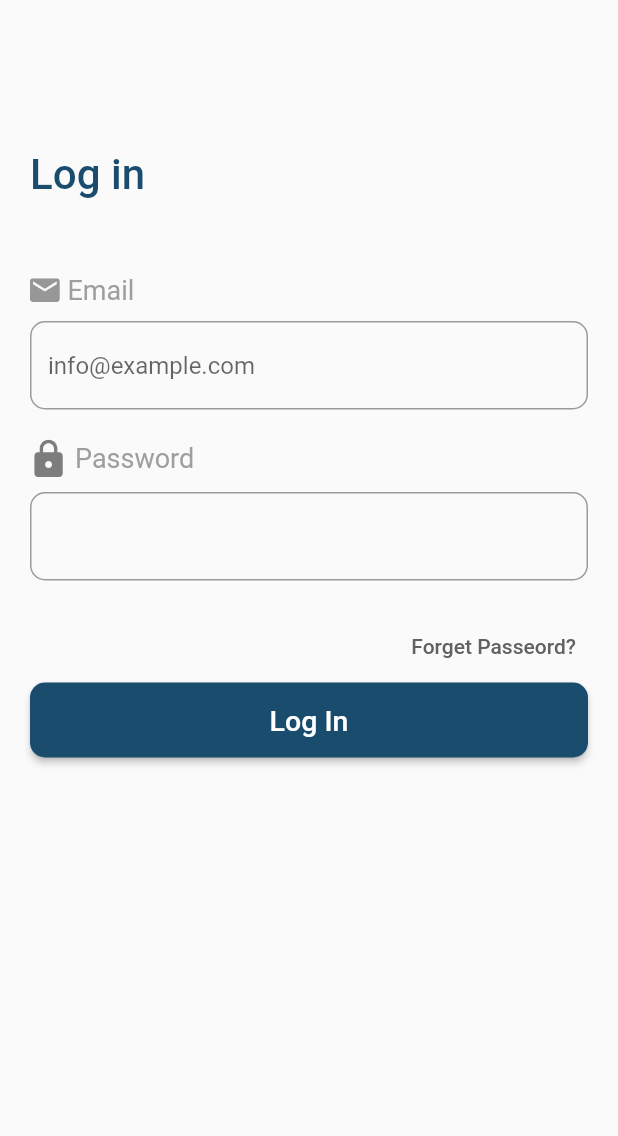
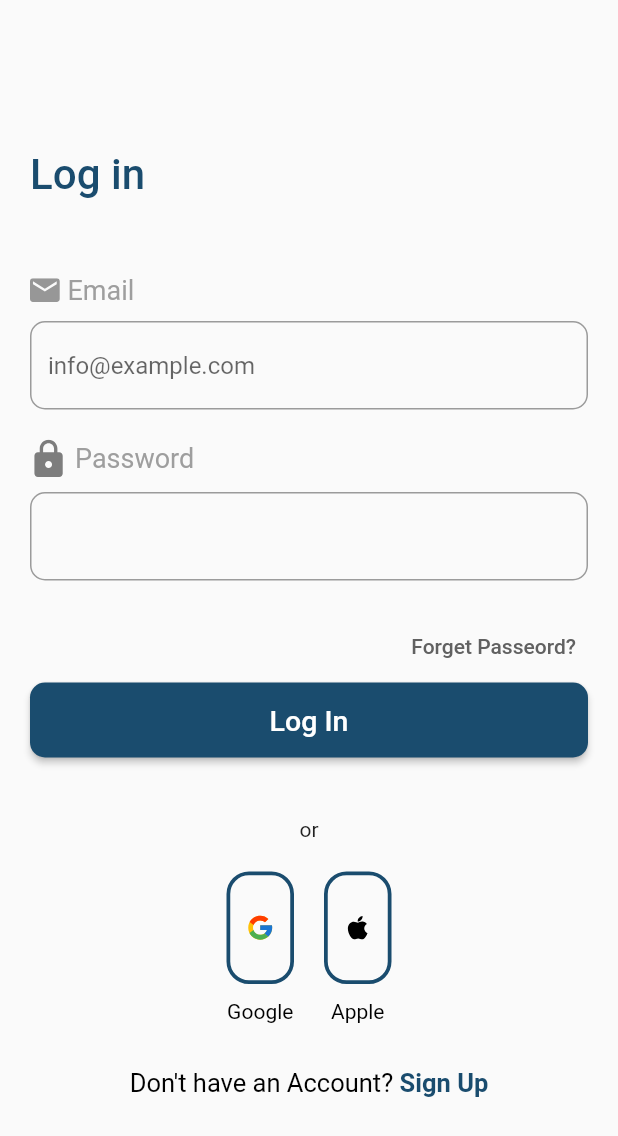
Before and after one commit to Rasheek5/flutter-learning_app, a Flutter app: the screen it shows after launch, on a phone screen of 412 x 824 dp. Shown: the top 1136 px of the screen. Run offline on Flutter 3.47's test engine with Material 2 defaults, Android fonts, the phone set to English and light mode, and no system bars; our stand-ins replace flutter_svg.

Commit message:
login scrren ui finished

```diff
--- /dev/null
+++ b/lib/assets/svgs/apple_icon.dart
@@ -0,0 +1,4 @@
+const appleICON =
+    '''<svg width="31" height="30" viewBox="0 0 31 30" fill="none" xmlns="http://www.w3.org/2000/svg">
+<path d="M22.2387 15.6162C22.2271 13.6376 23.1236 12.1463 24.9339 11.0467C23.9214 9.5961 22.3895 8.79825 20.3703 8.64449C18.4583 8.49362 16.3665 9.75857 15.6006 9.75857C14.7911 9.75857 12.9401 8.69671 11.4837 8.69671C8.47798 8.74313 5.28369 11.0931 5.28369 15.8744C5.28369 17.2873 5.5419 18.7467 6.05833 20.2495C6.74883 22.2282 9.23811 27.0762 11.8347 26.9979C13.1925 26.9659 14.1528 26.0346 15.9197 26.0346C17.6344 26.0346 18.5222 26.9979 20.0366 26.9979C22.6564 26.9601 24.9078 22.5531 25.5635 20.5687C22.0501 18.912 22.2387 15.7178 22.2387 15.6162ZM19.1894 6.76737C20.6604 5.02081 20.5269 3.43092 20.4834 2.85938C19.1836 2.93481 17.6808 3.74426 16.8249 4.73939C15.882 5.80705 15.3279 7.12713 15.4468 8.61547C16.851 8.72282 18.1334 8.00041 19.1894 6.76737Z" fill="black"/>
+</svg>''';
--- /dev/null
+++ b/lib/assets/svgs/google_icon.dart
@@ -0,0 +1,8 @@
+const String GoogleIcon =
+    '''<svg width="31" height="30" viewBox="0 0 31 30" fill="none" xmlns="http://www.w3.org/2000/svg">
+<path d="M27.605 12.5012H26.6079V12.4498H15.4671V17.4013H22.4629C21.4423 20.2837 18.6998 22.3528 15.4671 22.3528C11.3654 22.3528 8.03986 19.0273 8.03986 14.9256C8.03986 10.8239 11.3654 7.49836 15.4671 7.49836C17.3604 7.49836 19.0829 8.21261 20.3944 9.3793L23.8957 5.87798C21.6849 3.81755 18.7276 2.54688 15.4671 2.54688C8.63094 2.54688 3.08838 8.08944 3.08838 14.9256C3.08838 21.7617 8.63094 27.3043 15.4671 27.3043C22.3032 27.3043 27.8458 21.7617 27.8458 14.9256C27.8458 14.0956 27.7604 13.2854 27.605 12.5012Z" fill="#FFC107"/>
+<path d="M4.51562 9.16391L8.58265 12.1466C9.68312 9.42201 12.3483 7.49836 15.4671 7.49836C17.3604 7.49836 19.0829 8.21261 20.3944 9.3793L23.8957 5.87798C21.6849 3.81755 18.7276 2.54688 15.4671 2.54688C10.7124 2.54688 6.58906 5.2312 4.51562 9.16391Z" fill="#FF3D00"/>
+<path d="M15.4669 27.2992C18.6643 27.2992 21.5696 26.0756 23.7662 24.0857L19.935 20.8437C18.6504 21.8207 17.0808 22.349 15.4669 22.3477C12.2472 22.3477 9.51338 20.2947 8.48347 17.4297L4.44678 20.5398C6.49545 24.5487 10.6559 27.2992 15.4669 27.2992Z" fill="#4CAF50"/>
+<path d="M27.605 12.5045H26.6079V12.4531H15.467V17.4046H22.4629C21.9747 18.7764 21.0952 19.9752 19.9333 20.8527L19.9351 20.8515L23.7663 24.0934C23.4953 24.3398 27.8457 21.1182 27.8457 14.9289C27.8457 14.0989 27.7603 13.2887 27.605 12.5045Z" fill="#1976D2"/>
+</svg>
+''';
--- a/lib/assets/svgs/svgs.dart
+++ b/lib/assets/svgs/svgs.dart
@@ -1,2 +1,4 @@
 export './message_icon.dart';
 export './password_icon.dart';
+export './google_icon.dart';
+export './apple_icon.dart';
--- a/lib/main.dart
+++ b/lib/main.dart
@@ -11,7 +11,7 @@ class MyApp extends StatelessWidget {
   // This widget is the root of your application.
   @override
   Widget build(BuildContext context) {
-    return MaterialApp(
+    return const MaterialApp(
       title: 'Flutter Demo',
       home: LoginScreen(),
       debugShowCheckedModeBanner: false,
--- a/lib/screens/login/login_screen.dart
+++ b/lib/screens/login/login_screen.dart
@@ -12,12 +12,15 @@ class LoginScreen extends StatefulWidget {
 
 class _LoginScreenState extends State<LoginScreen> {
   Widget _renderLoginText() {
-    return Text(
-      "Log in",
-      style: TextStyle(
-        color: ColorConstants.primaryColor,
-        fontWeight: FontWeight.w500,
-        fontSize: 28,
+    return FractionallySizedBox(
+      widthFactor: 1,
+      child: Text(
+        "Log in",
+        style: TextStyle(
+          color: ColorConstants.primaryColor,
+          fontWeight: FontWeight.w500,
+          fontSize: 28,
+        ),
       ),
     );
   }
@@ -72,8 +75,96 @@ class _LoginScreenState extends State<LoginScreen> {
     );
   }
 
+  Widget _renderOtherLoginOptionsCard(
+    String label,
+    String icon,
+  ) {
+    return InkWell(
+      onTap: () {},
+      child: Column(
+        children: [
+          Container(
+            padding: const EdgeInsets.all(10),
+            margin: const EdgeInsets.symmetric(horizontal: 10),
+            decoration: BoxDecoration(
+              border: Border.all(
+                color: ColorConstants.darkCerulean,
+                width: 2.5,
+                style: BorderStyle.solid,
+              ),
+              borderRadius: BorderRadius.circular(15),
+            ),
+            child: RenderSvgIcon(
+              source: icon,
+              height: 50,
+            ),
+          ),
+          const SizedBox(
+            height: 10,
+          ),
+          Text(
+            label,
+            style: const TextStyle(color: Colors.black),
+          )
+        ],
+      ),
+    );
+  }
+
   Widget _renderSubmitButton() {
     return SubmitButton(label: "Log In");
+  }
+
+  Widget _renderORText() {
+    return const Text(
+      "or",
+    );
+  }
+
+  Widget _renderSignUpBtn() {
+    return InkWell(
+      child: Row(
+        mainAxisAlignment: MainAxisAlignment.center,
+        children: [
+          const Text(
+            "Don't have an Account? ",
+            style: TextStyle(
+              fontWeight: FontWeight.w400,
+              color: Colors.black,
+              fontSize: 17,
+            ),
+          ),
+          Text(
+            "Sign Up",
+            style: TextStyle(
+              fontSize: 17,
+              fontWeight: FontWeight.w700,
+              color: ColorConstants.darkCerulean,
+            ),
+          )
+        ],
+      ),
+    );
+  }
+
+  Widget _rendreFooterContent() {
+    return Column(
+      children: [
+        _renderORText(),
+        const SizedBox(height: 20),
+        Row(
+          mainAxisAlignment: MainAxisAlignment.center,
+          children: [
+            _renderOtherLoginOptionsCard("Google", GoogleIcon),
+            _renderOtherLoginOptionsCard("Apple", appleICON),
+          ],
+        ),
+        const SizedBox(height: 30),
+        SizedBox(
+          child: _renderSignUpBtn(),
+        )
+      ],
+    );
   }
 
   @override
@@ -84,14 +175,15 @@ class _LoginScreenState extends State<LoginScreen> {
           child: Container(
             padding: const EdgeInsets.symmetric(horizontal: 20, vertical: 100),
             child: Column(
-              crossAxisAlignment: CrossAxisAlignment.start,
               children: [
                 _renderLoginText(),
                 const SizedBox(height: 40),
                 _renderEmailFieldText(),
                 _renderPasswordFieldText(),
                 _renderForgetPassword(),
-                _renderSubmitButton()
+                _renderSubmitButton(),
+                const SizedBox(height: 40),
+                _rendreFooterContent()
               ],
             ),
           ),
--- a/lib/widgets/textfield_with_label.dart
+++ b/lib/widgets/textfield_with_label.dart
@@ -40,12 +40,15 @@ class TextfieldWithLabel extends StatelessWidget {
             obscureText: obscureText ?? false,
             decoration: InputDecoration(
               focusedBorder: OutlineInputBorder(
-                borderRadius: BorderRadius.circular(
-                  10,
+                borderRadius: BorderRadius.circular(10),
+                borderSide: const BorderSide(
+                  width: 1,
+                  color: Colors.grey,
                 ),
               ),
-              border:
-                  OutlineInputBorder(borderRadius: BorderRadius.circular(10)),
+              border: OutlineInputBorder(
+                borderRadius: BorderRadius.circular(10),
+              ),
               hintText: placeholder ?? "",
             ),
           ),
```
Also changed, not shown: 16 other files.
